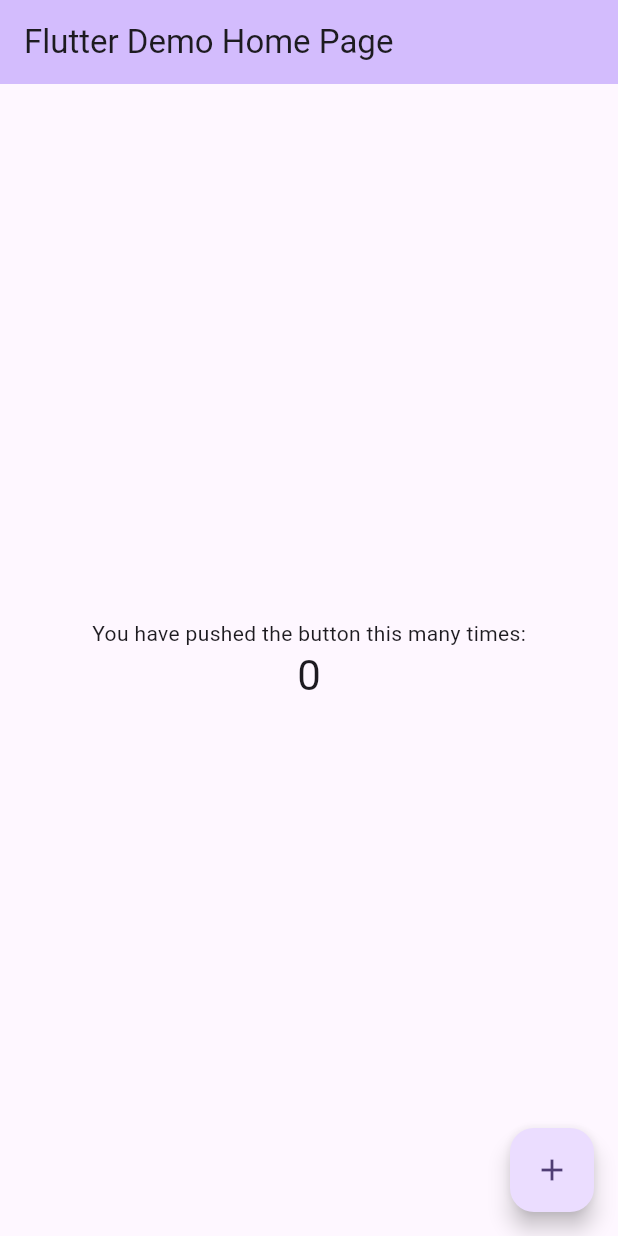
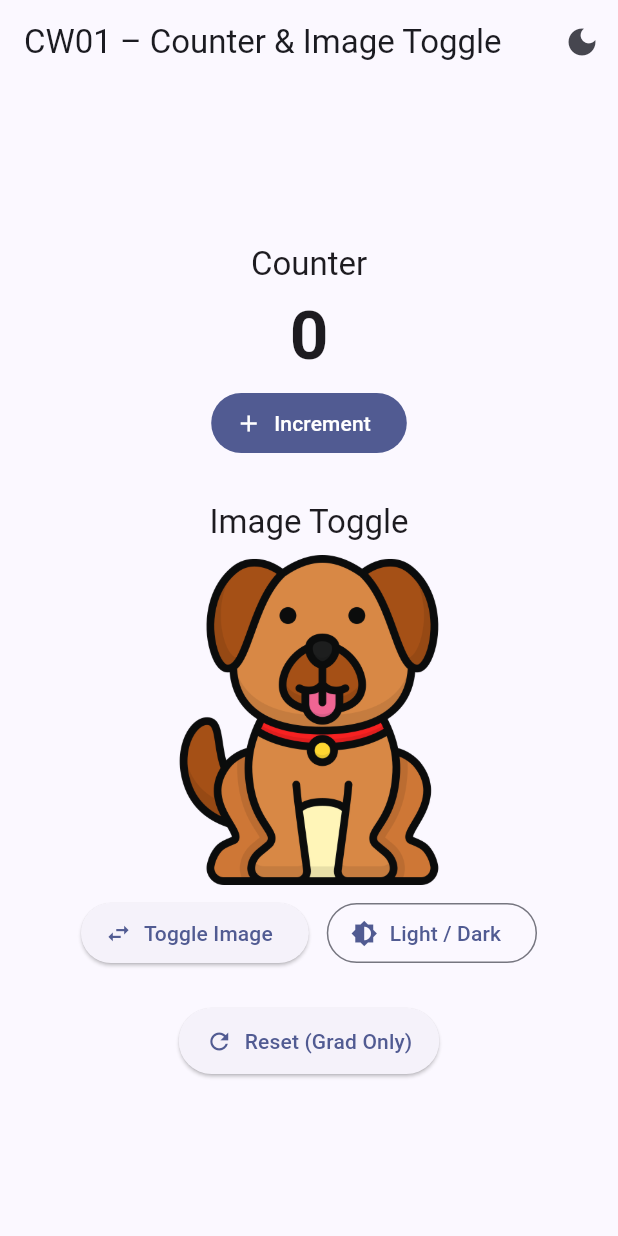
Before and after one commit to pjasmat/counter_toggle, a Flutter app: the screen it shows after launch, on a phone screen of 412 x 824 dp. Run offline on Flutter 3.47's test engine with Material 3 defaults, Android fonts, the phone set to English and light mode, and no system bars; our stand-ins replace shared_preferences.

Commit message:
CW01 final: counter, animated image toggle, theme; grad persistence + reset

```diff
--- a/lib/main.dart
+++ b/lib/main.dart
@@ -1,122 +1,243 @@
 import 'package:flutter/material.dart';
+import 'package:shared_preferences/shared_preferences.dart';
 
-void main() {
-  runApp(const MyApp());
+void main() => runApp(const CW01App());
+
+class CW01App extends StatefulWidget {
+  const CW01App({super.key});
+  @override
+  State<CW01App> createState() => _CW01AppState();
 }
 
-class MyApp extends StatelessWidget {
-  const MyApp({super.key});
+class _CW01AppState extends State<CW01App> with TickerProviderStateMixin {
+  int _counter = 0;
+  bool _useAltImage = false;
 
-  // This widget is the root of your application.
-  @override
-  Widget build(BuildContext context) {
-    return MaterialApp(
-      title: 'Flutter Demo',
-      theme: ThemeData(
-        // This is the theme of your application.
-        //
-        // TRY THIS: Try running your application with "flutter run". You'll see
-        // the application has a purple toolbar. Then, without quitting the app,
-        // try changing the seedColor in the colorScheme below to Colors.green
-        // and then invoke "hot reload" (save your changes or press the "hot
-        // reload" button in a Flutter-supported IDE, or press "r" if you used
-        // the command line to start the app).
-        //
-        // Notice that the counter didn't reset back to zero; the application
-        // state is not lost during the reload. To reset the state, use hot
-        // restart instead.
-        //
-        // This works for code too, not just values: Most code changes can be
-        // tested with just a hot reload.
-        colorScheme: ColorScheme.fromSeed(seedColor: Colors.deepPurple),
-      ),
-      home: const MyHomePage(title: 'Flutter Demo Home Page'),
-    );
-  }
-}
+  ThemeMode _themeMode = ThemeMode.light;
 
-class MyHomePage extends StatefulWidget {
-  const MyHomePage({super.key, required this.title});
+  late final AnimationController _controller;
+  late final Animation<double> _curve;
+  late final Animation<double> _fade;
 
-  // This widget is the home page of your application. It is stateful, meaning
-  // that it has a State object (defined below) that contains fields that affect
-  // how it looks.
-
-  // This class is the configuration for the state. It holds the values (in this
-  // case the title) provided by the parent (in this case the App widget) and
-  // used by the build method of the State. Fields in a Widget subclass are
-  // always marked "final".
-
-  final String title;
+  static const _kCounterKey = 'counter';
+  static const _kImageKey = 'useAltImage';
 
   @override
-  State<MyHomePage> createState() => _MyHomePageState();
-}
+  void initState() {
+    super.initState();
+    // Setup animation
+    _controller = AnimationController(
+      vsync: this,
+      duration: const Duration(milliseconds: 350),
+    );
+    _curve = CurvedAnimation(parent: _controller, curve: Curves.easeInOut);
+    _fade = Tween<double>(begin: 0, end: 1).animate(_curve);
+    _controller.forward();
 
-class _MyHomePageState extends State<MyHomePage> {
-  int _counter = 0;
+    // Load persisted state (Grad requirement)
+    _loadPersistedState();
+  }
 
-  void _incrementCounter() {
+  Future<void> _loadPersistedState() async {
+    final prefs = await SharedPreferences.getInstance();
     setState(() {
-      // This call to setState tells the Flutter framework that something has
-      // changed in this State, which causes it to rerun the build method below
-      // so that the display can reflect the updated values. If we changed
-      // _counter without calling setState(), then the build method would not be
-      // called again, and so nothing would appear to happen.
-      _counter++;
+      _counter = prefs.getInt(_kCounterKey) ?? 0;
+      _useAltImage = prefs.getBool(_kImageKey) ?? false;
     });
+  }
+
+  Future<void> _saveCounter() async {
+    final prefs = await SharedPreferences.getInstance();
+    await prefs.setInt(_kCounterKey, _counter);
+  }
+
+  Future<void> _saveImageState() async {
+    final prefs = await SharedPreferences.getInstance();
+    await prefs.setBool(_kImageKey, _useAltImage);
+  }
+
+  @override
+  void dispose() {
+    _controller.dispose();
+    super.dispose();
+  }
+
+  void _increment() {
+    setState(() => _counter++);
+    _saveCounter();
+  }
+
+  void _toggleImage() {
+    _controller.forward(from: 0);
+    setState(() => _useAltImage = !_useAltImage);
+    _saveImageState();
+  }
+
+  void _toggleTheme() {
+    setState(() {
+      _themeMode =
+          _themeMode == ThemeMode.light ? ThemeMode.dark : ThemeMode.light;
+    });
+  }
+
+  Future<void> _confirmAndReset() async {
+    final confirmed = await showDialog<bool>(
+      context: context,
+      builder: (context) => AlertDialog(
+        title: const Text('Reset App?'),
+        content: const Text(
+          'This will reset the counter to 0 and revert the image to dog.',
+        ),
+        actions: [
+          TextButton(
+            onPressed: () => Navigator.pop(context, false),
+            child: const Text('Cancel'),
+          ),
+          FilledButton(
+            onPressed: () => Navigator.pop(context, true),
+            child: const Text('Reset'),
+          ),
+        ],
+      ),
+    );
+
+    if (confirmed == true) {
+      setState(() {
+        _counter = 0;
+        _useAltImage = false;
+      });
+
+      final prefs = await SharedPreferences.getInstance();
+      await prefs.remove(_kCounterKey);
+      await prefs.remove(_kImageKey);
+
+      if (!mounted) return;
+      ScaffoldMessenger.of(context).showSnackBar(
+        const SnackBar(content: Text('App reset to defaults')),
+      );
+    }
   }
 
   @override
   Widget build(BuildContext context) {
-    // This method is rerun every time setState is called, for instance as done
-    // by the _incrementCounter method above.
-    //
-    // The Flutter framework has been optimized to make rerunning build methods
-    // fast, so that you can just rebuild anything that needs updating rather
-    // than having to individually change instances of widgets.
-    return Scaffold(
-      appBar: AppBar(
-        // TRY THIS: Try changing the color here to a specific color (to
-        // Colors.amber, perhaps?) and trigger a hot reload to see the AppBar
-        // change color while the other colors stay the same.
-        backgroundColor: Theme.of(context).colorScheme.inversePrimary,
-        // Here we take the value from the MyHomePage object that was created by
-        // the App.build method, and use it to set our appbar title.
-        title: Text(widget.title),
+    final light = ThemeData(
+      colorScheme: ColorScheme.fromSeed(seedColor: Colors.indigo),
+      useMaterial3: true,
+    );
+    final dark = ThemeData(
+      colorScheme: ColorScheme.fromSeed(
+        seedColor: Colors.indigo,
+        brightness: Brightness.dark,
       ),
-      body: Center(
-        // Center is a layout widget. It takes a single child and positions it
-        // in the middle of the parent.
-        child: Column(
-          // Column is also a layout widget. It takes a list of children and
-          // arranges them vertically. By default, it sizes itself to fit its
-          // children horizontally, and tries to be as tall as its parent.
-          //
-          // Column has various properties to control how it sizes itself and
-          // how it positions its children. Here we use mainAxisAlignment to
-          // center the children vertically; the main axis here is the vertical
-          // axis because Columns are vertical (the cross axis would be
-          // horizontal).
-          //
-          // TRY THIS: Invoke "debug painting" (choose the "Toggle Debug Paint"
-          // action in the IDE, or press "p" in the console), to see the
-          // wireframe for each widget.
-          mainAxisAlignment: MainAxisAlignment.center,
-          children: <Widget>[
-            const Text('You have pushed the button this many times:'),
-            Text(
-              '$_counter',
-              style: Theme.of(context).textTheme.headlineMedium,
+      useMaterial3: true,
+    );
+
+    return MaterialApp(
+      debugShowCheckedModeBanner: false,
+      title: 'CW01 – Counter & Image Toggle',
+      theme: light,
+      darkTheme: dark,
+      themeMode: _themeMode,
+      home: Scaffold(
+        appBar: AppBar(
+          title: const Text('CW01 – Counter & Image Toggle'),
+          actions: [
+            IconButton(
+              tooltip: 'Light / Dark',
+              onPressed: _toggleTheme,
+              icon: Icon(
+                _themeMode == ThemeMode.light
+                    ? Icons.dark_mode
+                    : Icons.light_mode,
+              ),
             ),
           ],
         ),
+        body: SafeArea(
+          child: Center(
+            child: Padding(
+              padding: const EdgeInsets.all(16),
+              child: ConstrainedBox(
+                constraints: const BoxConstraints(maxWidth: 560),
+                child: Column(
+                  mainAxisAlignment: MainAxisAlignment.center,
+                  children: [
+                    // Counter
+                    Text('Counter',
+                        style: Theme.of(context).textTheme.titleLarge),
+                    const SizedBox(height: 8),
+                    Text(
+                      '$_counter',
+                      style: Theme.of(context)
+                          .textTheme
+                          .displayMedium
+                          ?.copyWith(fontWeight: FontWeight.w600),
+                    ),
+                    const SizedBox(height: 8),
+                    FilledButton.icon(
+                      onPressed: _increment,
+                      icon: const Icon(Icons.add),
+                      label: const Text('Increment'),
+                    ),
+                    const SizedBox(height: 28),
+
+                    // Image toggle
+                    Text('Image Toggle',
+                        style: Theme.of(context).textTheme.titleLarge),
+                    const SizedBox(height: 8),
+                    FadeTransition(
+                      opacity: _fade,
+                      child: AnimatedSwitcher(
+                        duration: const Duration(milliseconds: 350),
+                        switchInCurve: Curves.easeInOut,
+                        switchOutCurve: Curves.easeInOut,
+                        child: Image.asset(
+                          _useAltImage ? 'assets/img2.png' : 'assets/img1.png',
+                          key: ValueKey(_useAltImage),
+                          width: 220,
+                          height: 220,
+                          fit: BoxFit.cover,
+                        ),
+                      ),
+                    ),
+                    const SizedBox(height: 8),
+                    Row(
+                      mainAxisAlignment: MainAxisAlignment.center,
+                      children: [
+                        ElevatedButton.icon(
+                          onPressed: _toggleImage,
+                          icon: const Icon(Icons.swap_horiz),
+                          label: const Text('Toggle Image'),
+                        ),
+                        const SizedBox(width: 12),
+                        OutlinedButton.icon(
+                          onPressed: _toggleTheme,
+                          icon: const Icon(Icons.brightness_6),
+                          label: const Text('Light / Dark'),
+                        ),
+                      ],
+                    ),
+
+                    // Reset
+                    const SizedBox(height: 24),
+                    ElevatedButton.icon(
+                      onPressed: _confirmAndReset,
+                      icon: const Icon(Icons.refresh),
+                      label: const Text('Reset (Grad Only)'),
+                      style: ElevatedButton.styleFrom(
+                        padding: const EdgeInsets.symmetric(
+                          horizontal: 18,
+                          vertical: 12,
+                        ),
+                      ),
+                    ),
+                  ],
+                ),
+              ),
+            ),
+          ),
+        ),
       ),
-      floatingActionButton: FloatingActionButton(
-        onPressed: _incrementCounter,
-        tooltip: 'Increment',
-        child: const Icon(Icons.add),
-      ), // This trailing comma makes auto-formatting nicer for build methods.
     );
   }
 }
```
Also changed, not shown: pubspec.yaml (+3 -72 lines), assets/img1.png (added), assets/img2.png (added), pubspec.lock, 1 other file.
